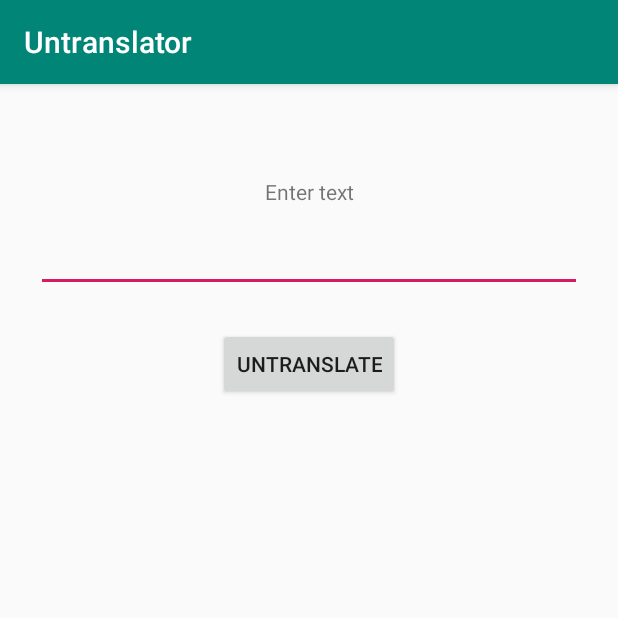
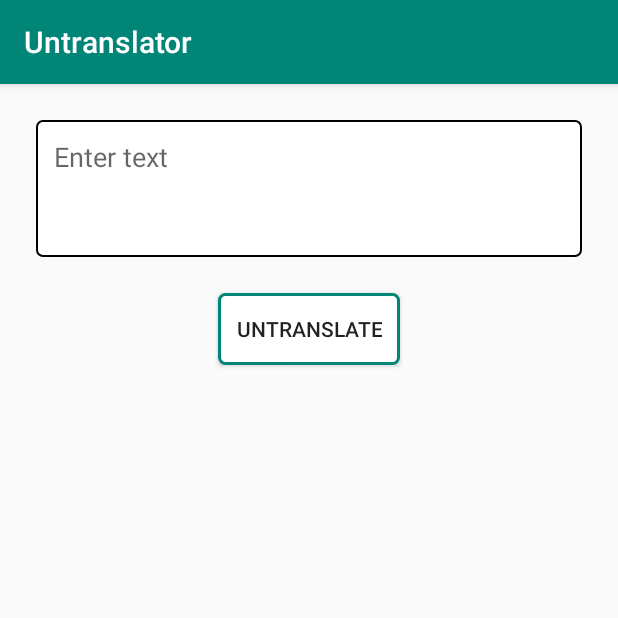
Before and after one commit to nicolargh/Untranslator, an Android app: the screen it shows after launch (MainActivity), on a phone screen of 412 x 824 dp, the top half of it. Run offline under Robolectric (Android 15) with nearby library versions, the phone set to English and light mode, and no system bars.

Commit message:
Some cosmetic improvements

```diff
--- a/app/src/main/java/com/example/untranslator/data/TranslationApi.kt
+++ b/app/src/main/java/com/example/untranslator/data/TranslationApi.kt
@@ -12,7 +12,7 @@ import java.net.URLEncoder
 
 sealed class TranslationResult {
     class Success(val text: String) : TranslationResult()
-    object Error : TranslationResult()
+    class Error(val isApiError: Boolean) : TranslationResult()
 }
 
 class TranslationApi {
@@ -33,7 +33,7 @@ class TranslationApi {
         return try {
             getResponse(url)
         } catch (exception: Exception) {
-            TranslationResult.Error
+            TranslationResult.Error(false)
         }
     }
 
@@ -52,7 +52,7 @@ class TranslationApi {
         }
 
         return if (response.toString().contains(ERROR_IDENTIFIER)) {
-            TranslationResult.Error
+            TranslationResult.Error(true)
         } else {
             TranslationResult.Success(
                 if (Build.VERSION.SDK_INT >= Build.VERSION_CODES.N) {
--- a/app/src/main/java/com/example/untranslator/model/MainViewModel.kt
+++ b/app/src/main/java/com/example/untranslator/model/MainViewModel.kt
@@ -20,10 +20,6 @@ class MainViewModel(private val translationApi: TranslationApi) : ViewModel() {
     val liveData = MutableLiveData<TranslationViewState>(TranslationViewState())
 
     fun dispatchTranslation(action: TranslationAction) {
-        translate(action)
-    }
-
-    private fun translate(action: TranslationAction) {
         liveData.postValue(
             liveData.value?.onTranslationBegin(
                 fromCode = action.fromCode,
@@ -39,7 +35,7 @@ class MainViewModel(private val translationApi: TranslationApi) : ViewModel() {
             (1 until action.numTranslations).forEach lit@{
                 when(val result = getTranslation(text, from.code, to.code)) {
                     is TranslationResult.Error -> {
-                        postTranslationError()
+                        postTranslationError(result.isApiError)
                         return@lit
                     }
                     is TranslationResult.Success -> {
@@ -51,7 +47,7 @@ class MainViewModel(private val translationApi: TranslationApi) : ViewModel() {
                 }
             }
             when(val finalResult = getTranslation(text, from.code, action.toCode.code)) {
-                is TranslationResult.Error -> postTranslationError()
+                is TranslationResult.Error -> postTranslationError(finalResult.isApiError)
                 is TranslationResult.Success -> postTranslationSuccess( action.toCode, finalResult.text, action.numTranslations)
             }
         }
@@ -63,9 +59,9 @@ class MainViewModel(private val translationApi: TranslationApi) : ViewModel() {
         }
     }
 
-    private fun postTranslationError() {
+    private fun postTranslationError(isApiError: Boolean) {
         liveData.postValue(
-            liveData.value?.onTranslationError()
+            liveData.value?.onTranslationError(isApiError)
         )
     }
 
--- a/app/src/main/java/com/example/untranslator/model/TranslationViewState.kt
+++ b/app/src/main/java/com/example/untranslator/model/TranslationViewState.kt
@@ -8,15 +8,22 @@ data class TranslationViewState(
     val toCode: LanguageCode = LanguageCode.English,
     val toText: String = "",
     val progress: Int = 0,
-    val numTranslations: Int = 0
+    val numTranslations: Int = 0,
+    val error: Error? = null
 ) {
+    sealed class Error {
+        object Api : Error()
+        object Other: Error()
+    }
+
     fun onTranslationBegin(fromCode: LanguageCode, fromText: String, numTranslations: Int): TranslationViewState {
         return copy(
             fromCode = fromCode,
             fromText = fromText,
             toText = fromText,
             progress = 0,
-            numTranslations = numTranslations
+            numTranslations = numTranslations,
+            error = null
         )
     }
 
@@ -28,10 +35,11 @@ data class TranslationViewState(
         )
     }
 
-    fun onTranslationError(): TranslationViewState {
+    fun onTranslationError(isApiError: Boolean): TranslationViewState {
         return copy(
             toText = "",
-            progress = numTranslations
+            progress = numTranslations,
+            error = if (isApiError) Error.Api else Error.Other
         )
     }
 }
--- a/app/src/main/java/com/example/untranslator/ui/MainActivity.kt
+++ b/app/src/main/java/com/example/untranslator/ui/MainActivity.kt
@@ -11,6 +11,7 @@ import com.example.untranslator.R
 import com.example.untranslator.data.LanguageCode
 import com.example.untranslator.model.MainViewModel
 import com.example.untranslator.model.TranslationAction
+import com.example.untranslator.model.TranslationViewState
 import kotlinx.android.synthetic.main.activity_main.*
 
 class MainActivity : AppCompatActivity() {
@@ -29,8 +30,8 @@ class MainActivity : AppCompatActivity() {
 
                 untranslated_text.text = when {
                     it.toText.isNotEmpty() -> it.toText
-                    it.numTranslations > 0 -> getString(R.string.error)
-                    else -> ""
+                    it.error == null -> ""
+                    else -> getString(if (it.error is TranslationViewState.Error.Api) R.string.api_error else R.string.error)
                 }
             } else {
                 progress_bar.visibility = View.VISIBLE
--- /dev/null
+++ b/app/src/main/res/drawable-v21/button_background.xml
@@ -0,0 +1,17 @@
+<?xml version="1.0" encoding="utf-8"?>
+<ripple xmlns:android="http://schemas.android.com/apk/res/android"
+    android:color="@android:color/darker_gray">
+    <item>
+        <shape>
+            <solid android:color="@android:color/white" />
+            <stroke android:width="2dp" android:color="@color/colorPrimary" />
+            <corners android:radius="4dp" />
+        </shape>
+    </item>
+    <item android:id="@android:id/mask">
+        <shape android:shape="rectangle">
+            <solid android:color="@android:color/white" />
+            <corners android:radius="4dp" />
+        </shape>
+    </item>
+</ripple>
--- /dev/null
+++ b/app/src/main/res/drawable/button_background.xml
@@ -0,0 +1,29 @@
+<?xml version="1.0" encoding="utf-8"?>
+<selector xmlns:android="http://schemas.android.com/apk/res/android">
+    <!-- disable state. -->
+    <item android:state_enabled="false">
+        <shape>
+            <solid android:color="@android:color/darker_gray" />
+            <stroke android:width="2dp" android:color="@color/colorPrimary" />
+            <corners android:radius="4dp" />
+        </shape>
+    </item>
+
+    <!--released state. -->
+    <item android:state_pressed="false">
+        <shape>
+            <solid android:color="@android:color/white" />
+            <stroke android:width="2dp" android:color="@color/colorPrimary" />
+            <corners android:radius="4dp" />
+        </shape>
+    </item>
+
+    <!--pressed state. -->
+    <item android:state_pressed="true">
+        <shape>
+            <solid android:color="@android:color/darker_gray" />
+            <stroke android:width="2dp" android:color="@color/colorPrimary" />
+            <corners android:radius="4dp" />
+        </shape>
+    </item>
+</selector>
--- /dev/null
+++ b/app/src/main/res/drawable/editbox_background.xml
@@ -0,0 +1,5 @@
+<?xml version="1.0" encoding="utf-8"?>
+<selector xmlns:android="http://schemas.android.com/apk/res/android">
+    <item android:state_focused="true" android:drawable="@drawable/editbox_background_focused" />
+    <item android:drawable="@drawable/editbox_background_normal" />
+</selector>
--- /dev/null
+++ b/app/src/main/res/drawable/editbox_background_focused.xml
@@ -0,0 +1,11 @@
+<?xml version="1.0" encoding="utf-8"?>
+<shape xmlns:android="http://schemas.android.com/apk/res/android">
+    <solid android:color="#ffffffff" />
+
+    <stroke
+        android:width="1dp"
+        android:color="@android:color/black" />
+
+    <corners
+        android:radius="4dp"/>
+</shape>
--- /dev/null
+++ b/app/src/main/res/drawable/editbox_background_normal.xml
@@ -0,0 +1,11 @@
+<?xml version="1.0" encoding="utf-8"?>
+<shape xmlns:android="http://schemas.android.com/apk/res/android">
+    <solid android:color="@android:color/white" />
+
+    <stroke
+        android:width="1dp"
+        android:color="@android:color/darker_gray" />
+
+    <corners
+        android:radius="4dp"/>
+</shape>
--- /dev/null
+++ b/app/src/main/res/drawable/progress_drawable.xml
@@ -0,0 +1,38 @@
+<?xml version="1.0" encoding="utf-8"?>
+<layer-list xmlns:android="http://schemas.android.com/apk/res/android">
+    <item android:id="@android:id/background">
+        <shape>
+            <solid android:color="@android:color/white" />
+            <stroke
+                android:width="1dp"
+                android:color="@android:color/black" />
+            <corners android:radius="4dp" />
+        </shape>
+    </item>
+
+    <item android:id="@android:id/secondaryProgress">
+        <clip>
+            <shape>
+                <corners android:radius="5dip" />
+                <gradient
+                    android:angle="270"
+                    android:centerColor="#80ffb600"
+                    android:centerY="0.75"
+                    android:endColor="#a0ffcb00"
+                    android:startColor="#80ffd300" />
+            </shape>
+        </clip>
+    </item>
+    <item android:id="@android:id/progress">
+        <clip>
+            <shape>
+                <solid android:color="@color/colorPrimary" />
+                <stroke
+                    android:width="1dp"
+                    android:color="@android:color/black" />
+                <corners android:radius="4dp" />
+            </shape>
+        </clip>
+    </item>
+
+</layer-list>
--- a/app/src/main/res/layout/activity_main.xml
+++ b/app/src/main/res/layout/activity_main.xml
@@ -8,22 +8,18 @@
     android:orientation="vertical"
     tools:context=".ui.MainActivity">
 
-    <TextView
-        android:id="@+id/enter_text"
-        android:layout_width="match_parent"
-        android:layout_height="wrap_content"
-        android:gravity="center"
-        android:labelFor="@id/read_text"
-        android:paddingTop="50dp"
-        android:text="@string/enter_text" />
-
     <EditText
         android:id="@+id/read_text"
         android:layout_width="match_parent"
         android:layout_height="wrap_content"
         android:layout_margin="12dp"
+        android:background="@drawable/editbox_background"
+        android:padding="12dp"
+        android:gravity="top"
+        android:hint="@string/enter_text"
         android:importantForAutofill="no"
-        android:maxLines="5" />
+        android:maxLines="5"
+        android:minLines="3" />
 
     <Button
         android:id="@+id/untranslate_button"
@@ -31,20 +27,24 @@
         android:layout_height="wrap_content"
         android:layout_gravity="center"
         android:layout_margin="12dp"
-        android:text="@string/untranslate" />
+        android:text="@string/untranslate"
+        android:padding="12dp"
+        android:background="@drawable/button_background"/>
 
     <ProgressBar
+        android:padding="12dp"
         android:id="@+id/progress_bar"
         style="?android:attr/progressBarStyleHorizontal"
         android:layout_width="match_parent"
-        android:layout_height="wrap_content" />
+        android:layout_height="wrap_content"
+        android:progressDrawable="@drawable/progress_drawable"/>
 
     <TextView
         android:id="@+id/progress_text"
         android:layout_width="match_parent"
         android:layout_height="wrap_content"
         android:gravity="center"
-        tools:text="Translated through French\n Oui"/>
+        tools:text="Translated through French\n Oui" />
 
     <TextView
         android:id="@+id/untranslated_text"
--- a/app/src/main/res/values/strings.xml
+++ b/app/src/main/res/values/strings.xml
@@ -3,5 +3,6 @@
     <string name="enter_text">Enter text</string>
     <string name="untranslate">Untranslate</string>
     <string name="translated_through">Translated through %s\n%s</string>
-    <string name="error">Sorry, something went wrong!</string>
+    <string name="api_error">Google Translate returned an error.\nPlease try again in a moment.</string>
+    <string name="error">Sorry, something went wrong!\nPlease try again in a moment.</string>
 </resources>
```
